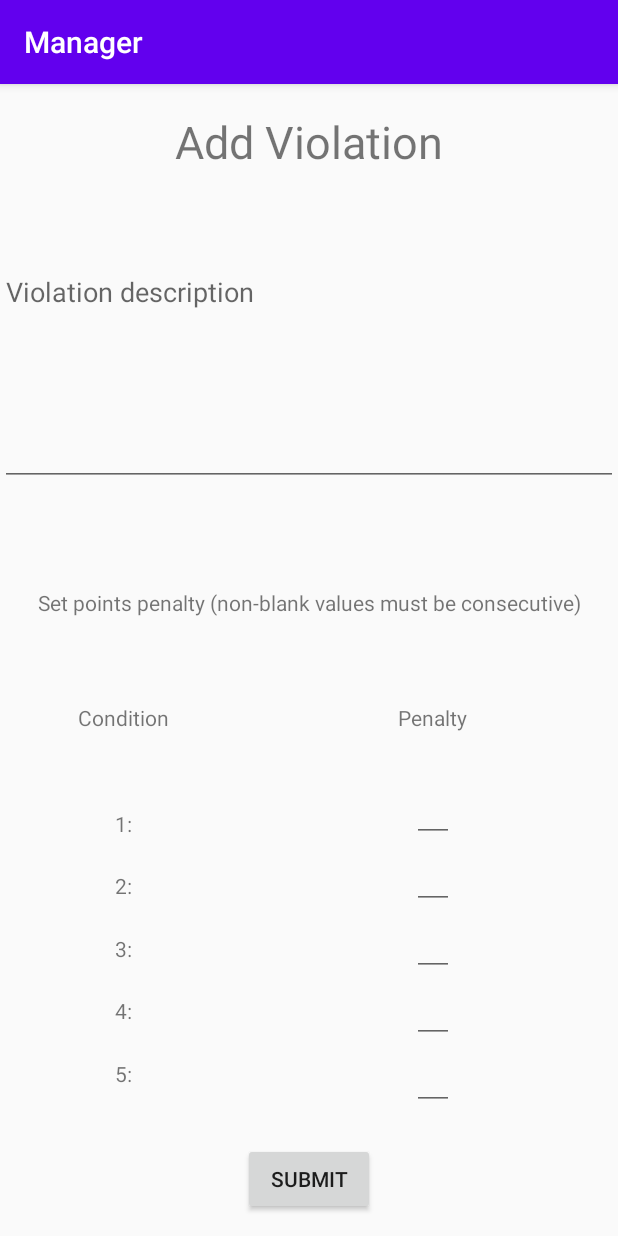
After one commit to matandoren/ABCEats, an Android app: the fragment AddViolationFragment placed in its activity, on a phone screen of 412 x 824 dp. The commit adds this screen. Run offline under Robolectric (Android 15) with nearby library versions, the phone set to English and light mode, and no system bars; our stand-ins replace Firebase (no records; nobody signed in at launch, a user with empty details on screens opened directly).

Commit message:
Matan's commit: Added Manager operation: Add violation. ALL MANAGER OPERATIONS ARE IMPLEMENTED

```diff
--- a/app/src/main/java/com/example/android2finalproject/activities/ManagerActivity.kt
+++ b/app/src/main/java/com/example/android2finalproject/activities/ManagerActivity.kt
@@ -8,11 +8,15 @@ import androidx.fragment.app.FragmentTransaction
 import com.example.android2finalproject.R
 import com.example.android2finalproject.fragments.InspectorsRecyclerFragment
 import com.example.android2finalproject.fragments.RestaurantRecyclerFragment
+import com.example.android2finalproject.fragments.ViolationCategoryRecyclerFragment
 import com.example.android2finalproject.fragments.main.MainFragment
+import com.example.android2finalproject.fragments.manager.AddViolationFragment
 import com.example.android2finalproject.fragments.manager.ManagerFragment
 import com.example.android2finalproject.model.Restaurant
+import com.example.android2finalproject.model.ViolationCategory
 import com.example.android2finalproject.recycler_view_adapters.InspectorsRecyclerViewAdapter
 import com.example.android2finalproject.recycler_view_adapters.RestaurantAdapter
+import com.example.android2finalproject.recycler_view_adapters.ViolationCategoryRecyclerAdapter
 
 class ManagerActivity : AppCompatActivity(), MainFragment.RestaurantRecyclerFragmentLauncher {
 
@@ -41,6 +45,16 @@ class ManagerActivity : AppCompatActivity(), MainFragment.RestaurantRecyclerFrag
         transaction.replace(R.id.manager_activity_fragment_container, MainFragment(this, listener)).addToBackStack("main_fragment").commit()
     }
 
+    fun loadViolationCategoryRecyclerFragment(listener: ViolationCategoryRecyclerAdapter.ItemClickListener? = null) {
+        val transaction = supportFragmentManager.beginTransaction()
+        transaction.replace(R.id.manager_activity_fragment_container, ViolationCategoryRecyclerFragment(listener)).addToBackStack("main_fragment").commit()
+    }
+
+    fun loadAddViolationFragment(pair: Pair<String, ViolationCategory>) {
+        val transaction = supportFragmentManager.beginTransaction()
+        transaction.replace(R.id.manager_activity_fragment_container, AddViolationFragment(pair)).addToBackStack("violation_categories_fragment").commit()
+    }
+
     override fun launchRestaurantRecyclerFragment(
         list: List<Pair<String, Restaurant>>,
         listener: RestaurantAdapter.ItemClickListener?
--- /dev/null
+++ b/app/src/main/java/com/example/android2finalproject/fragments/manager/AddViolationFragment.kt
@@ -0,0 +1,130 @@
+package com.example.android2finalproject.fragments.manager
+
+import android.os.Bundle
+import androidx.fragment.app.Fragment
+import android.view.LayoutInflater
+import android.view.View
+import android.view.ViewGroup
+import android.widget.Toast
+import androidx.fragment.app.FragmentManager
+
+import com.example.android2finalproject.R
+import com.example.android2finalproject.activities.ManagerActivity
+import com.example.android2finalproject.model.Violation
+import com.example.android2finalproject.model.ViolationCategory
+import com.google.firebase.database.FirebaseDatabase
+import kotlinx.android.synthetic.main.fragment_add_violation.view.*
+
+// TODO: Rename parameter arguments, choose names that match
+// the fragment initialization parameters, e.g. ARG_ITEM_NUMBER
+private const val ARG_PARAM1 = "param1"
+private const val ARG_PARAM2 = "param2"
+
+/**
+ * A simple [Fragment] subclass.
+ * Use the [AddViolationFragment.newInstance] factory method to
+ * create an instance of this fragment.
+ */
+class AddViolationFragment(private val key_and_violation_category: Pair<String, ViolationCategory>? = null) : Fragment() {
+    // TODO: Rename and change types of parameters
+    private var param1: String? = null
+    private var param2: String? = null
+
+    override fun onCreate(savedInstanceState: Bundle?) {
+        super.onCreate(savedInstanceState)
+        arguments?.let {
+            param1 = it.getString(ARG_PARAM1)
+            param2 = it.getString(ARG_PARAM2)
+        }
+    }
+
+    override fun onCreateView(
+        inflater: LayoutInflater, container: ViewGroup?,
+        savedInstanceState: Bundle?
+    ): View? {
+        // Inflate the layout for this fragment
+        val view =  inflater.inflate(R.layout.fragment_add_violation, container, false)
+
+        view.add_violation_submit_button.setOnClickListener {
+            if (view.add_violation_description_editText.text.toString().isEmpty())
+                Toast.makeText(context, "The description must not be empty", Toast.LENGTH_LONG).show()
+            else {
+                val pointsArray = intArrayOf(if (view.add_violation_c1_ET.text.toString().isEmpty()) 0 else view.add_violation_c1_ET.text.toString().toInt(),
+                    if (view.add_violation_c2_ET.text.toString().isEmpty()) 0 else view.add_violation_c2_ET.text.toString().toInt(),
+                    if (view.add_violation_c3_ET.text.toString().isEmpty()) 0 else view.add_violation_c3_ET.text.toString().toInt(),
+                    if (view.add_violation_c4_ET.text.toString().isEmpty()) 0 else view.add_violation_c4_ET.text.toString().toInt(),
+                    if (view.add_violation_c5_ET.text.toString().isEmpty()) 0 else view.add_violation_c5_ET.text.toString().toInt())
+
+                val result = evaluatePointsArray(pointsArray)
+                if (result.first == -1)
+                    Toast.makeText(context, "Non-blank/zero point penalties must be consecutive and there must be at least one", Toast.LENGTH_LONG).show()
+                else { // if we've gotten this far, it means that all the input is valid
+                    val mutableList = mutableListOf<Int>()
+                    for (i in pointsArray)
+                        if (i > 0)
+                            mutableList.add(i)
+                    val violation = Violation(view.add_violation_description_editText.text.toString(),
+                        result.first + 1,
+                        result.second,
+                        mutableList)
+
+                    // insert the violation to the database and update the appropriate violation category in the database
+                    val ref = FirebaseDatabase.getInstance().reference
+                    val key = ref.child("violations").push().key
+                    if (key != null) {
+                        ref.child("violations").child(key).setValue(violation)
+                        val violationCategory = key_and_violation_category?.second
+                        val violationCategoryKey = key_and_violation_category?.first
+                        if (violationCategory != null && violationCategoryKey != null) {
+                            violationCategory.violations_keys.add(key)
+                            ref.child("violation_categories")
+                                .child(violationCategoryKey)
+                                .setValue(violationCategory)
+
+                            Toast.makeText(context, "The violation was added successfully", Toast.LENGTH_LONG).show()
+                            val managerActivity = activity as ManagerActivity?
+                            activity?.supportFragmentManager?.popBackStack("main_fragment", FragmentManager.POP_BACK_STACK_INCLUSIVE)
+                        }
+                    }
+                }
+            }
+        }
+
+        return view
+    }
+
+    private fun evaluatePointsArray(pointsArray: IntArray) : Pair<Int, Int> { // returns -1 in the first value of the pair if the points array is invalid
+        var firstNonZeroIdx = 0
+        var lastNonZeroIdx = 4
+        while (firstNonZeroIdx < lastNonZeroIdx && pointsArray[firstNonZeroIdx] == 0) firstNonZeroIdx++
+        while (lastNonZeroIdx > firstNonZeroIdx && pointsArray[lastNonZeroIdx] == 0) lastNonZeroIdx--
+        val size = lastNonZeroIdx - firstNonZeroIdx + 1
+        if (pointsArray[firstNonZeroIdx] == 0) return Pair(-1, size) // there are no values greater than zero in the array
+        while (lastNonZeroIdx > firstNonZeroIdx)
+            if (pointsArray[lastNonZeroIdx] == 0)
+                return Pair(-1, size) // there non-zero values are not consecutive
+            else
+                lastNonZeroIdx--
+        return Pair(firstNonZeroIdx, size)
+    }
+
+    companion object {
+        /**
+         * Use this factory method to create a new instance of
+         * this fragment using the provided parameters.
+         *
+         * @param param1 Parameter 1.
+         * @param param2 Parameter 2.
+         * @return A new instance of fragment AddViolationFragment.
+         */
+        // TODO: Rename and change types and number of parameters
+        @JvmStatic
+        fun newInstance(param1: String, param2: String) =
+            AddViolationFragment().apply {
+                arguments = Bundle().apply {
+                    putString(ARG_PARAM1, param1)
+                    putString(ARG_PARAM2, param2)
+                }
+            }
+    }
+}
--- a/app/src/main/java/com/example/android2finalproject/fragments/manager/ManagerFragment.kt
+++ b/app/src/main/java/com/example/android2finalproject/fragments/manager/ManagerFragment.kt
@@ -18,6 +18,7 @@ import com.example.android2finalproject.model.UsernameToRole
 import com.example.android2finalproject.model.ViolationCategory
 import com.example.android2finalproject.recycler_view_adapters.InspectorsRecyclerViewAdapter
 import com.example.android2finalproject.recycler_view_adapters.RestaurantAdapter
+import com.example.android2finalproject.recycler_view_adapters.ViolationCategoryRecyclerAdapter
 import com.google.firebase.auth.FirebaseAuth
 import com.google.firebase.database.DataSnapshot
 import com.google.firebase.database.DatabaseError
@@ -62,6 +63,7 @@ class ManagerFragment : Fragment() {
         val addViolationCategory = view.findViewById<Button>(R.id.add_violation_category_fragment_manager_Button)
         addViolationCategory.setOnClickListener { addViolationCategory() }
         val addViolation = view.findViewById<Button>(R.id.add_violation_fragment_manager_Button)
+        addViolation.setOnClickListener { addViolation() }
         val assignInspector = view.findViewById<Button>(R.id.assign_inspector_fragment_manager_Button)
         assignInspector.setOnClickListener { assignInspector() }
         val removeInspector = view.findViewById<Button>(R.id.remove_inspector_fragment_manager_Button)
@@ -309,4 +311,13 @@ class ManagerFragment : Fragment() {
             }
         })
     }
+
+    private fun addViolation() {
+        val managerActivity = activity as ManagerActivity?
+        managerActivity!!.loadViolationCategoryRecyclerFragment(object : ViolationCategoryRecyclerAdapter.ItemClickListener {
+            override fun onItemClick(violation_category_clicked: Pair<String, ViolationCategory>) {
+                managerActivity.loadAddViolationFragment(violation_category_clicked)
+            }
+        })
+    }
 }
--- /dev/null
+++ b/app/src/main/res/layout/fragment_add_violation.xml
@@ -0,0 +1,314 @@
+<?xml version="1.0" encoding="utf-8"?>
+<androidx.constraintlayout.widget.ConstraintLayout
+    xmlns:android="http://schemas.android.com/apk/res/android"
+    xmlns:app="http://schemas.android.com/apk/res-auto"
+    xmlns:tools="http://schemas.android.com/tools"
+    android:layout_width="match_parent"
+    android:layout_height="match_parent"
+    tools:context=".fragments.manager.AddViolationFragment">
+
+    <androidx.constraintlayout.widget.Guideline
+        android:id="@+id/guideline_vertical_1"
+        android:layout_width="wrap_content"
+        android:layout_height="wrap_content"
+        android:orientation="vertical"
+        app:layout_constraintGuide_percent="0.1" />
+
+    <androidx.constraintlayout.widget.Guideline
+        android:id="@+id/guideline_vertical_2"
+        android:layout_width="wrap_content"
+        android:layout_height="wrap_content"
+        android:orientation="vertical"
+        app:layout_constraintGuide_percent="0.2" />
+
+    <androidx.constraintlayout.widget.Guideline
+        android:id="@+id/guideline_vertical_3"
+        android:layout_width="wrap_content"
+        android:layout_height="wrap_content"
+        android:orientation="vertical"
+        app:layout_constraintGuide_percent="0.3" />
+
+    <androidx.constraintlayout.widget.Guideline
+        android:id="@+id/guideline_vertical_4"
+        android:layout_width="wrap_content"
+        android:layout_height="wrap_content"
+        android:orientation="vertical"
+        app:layout_constraintGuide_percent="0.4" />
+
+    <androidx.constraintlayout.widget.Guideline
+        android:id="@+id/guideline_vertical_5"
+        android:layout_width="wrap_content"
+        android:layout_height="wrap_content"
+        android:orientation="vertical"
+        app:layout_constraintGuide_percent="0.5" />
+
+    <androidx.constraintlayout.widget.Guideline
+        android:id="@+id/guideline_vertical_6"
+        android:layout_width="wrap_content"
+        android:layout_height="wrap_content"
+        android:orientation="vertical"
+        app:layout_constraintGuide_percent="0.6" />
+
+    <androidx.constraintlayout.widget.Guideline
+        android:id="@+id/guideline_vertical_7"
+        android:layout_width="wrap_content"
+        android:layout_height="wrap_content"
+        android:orientation="vertical"
+        app:layout_constraintGuide_percent="0.7" />
+
+    <androidx.constraintlayout.widget.Guideline
+        android:id="@+id/guideline_vertical_8"
+        android:layout_width="wrap_content"
+        android:layout_height="wrap_content"
+        android:orientation="vertical"
+        app:layout_constraintGuide_percent="0.8" />
+
+    <androidx.constraintlayout.widget.Guideline
+        android:id="@+id/guideline_vertical_9"
+        android:layout_width="wrap_content"
+        android:layout_height="wrap_content"
+        android:orientation="vertical"
+        app:layout_constraintGuide_percent="0.9" />
+
+    <androidx.constraintlayout.widget.Guideline
+        android:id="@+id/guideline_horizontal_1"
+        android:layout_width="wrap_content"
+        android:layout_height="wrap_content"
+        android:orientation="horizontal"
+        app:layout_constraintGuide_percent="0.1" />
+
+    <androidx.constraintlayout.widget.Guideline
+        android:id="@+id/guideline_horizontal_2"
+        android:layout_width="wrap_content"
+        android:layout_height="wrap_content"
+        android:orientation="horizontal"
+        app:layout_constraintGuide_percent="0.2" />
+
+    <androidx.constraintlayout.widget.Guideline
+        android:id="@+id/guideline_horizontal_3"
+        android:layout_width="wrap_content"
+        android:layout_height="wrap_content"
+        android:orientation="horizontal"
+        app:layout_constraintGuide_percent="0.3" />
+
+    <androidx.constraintlayout.widget.Guideline
+        android:id="@+id/guideline_horizontal_4"
+        android:layout_width="wrap_content"
+        android:layout_height="wrap_content"
+        android:orientation="horizontal"
+        app:layout_constraintGuide_percent="0.4" />
+
+    <androidx.constraintlayout.widget.Guideline
+        android:id="@+id/guideline_horizontal_5"
+        android:layout_width="wrap_content"
+        android:layout_height="wrap_content"
+        android:orientation="horizontal"
+        app:layout_constraintGuide_percent="0.5" />
+
+    <androidx.constraintlayout.widget.Guideline
+        android:id="@+id/guideline_horizontal_6"
+        android:layout_width="wrap_content"
+        android:layout_height="wrap_content"
+        android:orientation="horizontal"
+        app:layout_constraintGuide_percent="0.6" />
+
+    <androidx.constraintlayout.widget.Guideline
+        android:id="@+id/guideline_horizontal_7"
+        android:layout_width="wrap_content"
+        android:layout_height="wrap_content"
+        android:orientation="horizontal"
+        app:layout_constraintGuide_percent="0.7" />
+
+    <androidx.constraintlayout.widget.Guideline
+        android:id="@+id/guideline_horizontal_8"
+        android:layout_width="wrap_content"
+        android:layout_height="wrap_content"
+        android:orientation="horizontal"
+        app:layout_constraintGuide_percent="0.8" />
+
+    <androidx.constraintlayout.widget.Guideline
+        android:id="@+id/guideline_horizontal_9"
+        android:layout_width="wrap_content"
+        android:layout_height="wrap_content"
+        android:orientation="horizontal"
+        app:layout_constraintGuide_percent="0.9" />
+
+    <EditText
+        android:id="@+id/add_violation_description_editText"
+        android:layout_width="match_parent"
+        android:layout_height="wrap_content"
+        android:gravity="top|start"
+        android:hint="Violation description"
+        android:inputType="textMultiLine"
+        android:lines="8"
+        android:maxLines="12"
+        android:minLines="6"
+        android:scrollbars="vertical"
+        app:layout_constraintBottom_toTopOf="@+id/guideline_horizontal_4"
+        app:layout_constraintEnd_toEndOf="parent"
+        app:layout_constraintStart_toStartOf="parent"
+        app:layout_constraintTop_toTopOf="@+id/guideline_horizontal_1" />
+
+    <TextView
+        android:id="@+id/add_violation_title_TV"
+        android:layout_width="wrap_content"
+        android:layout_height="wrap_content"
+        android:text="Add Violation"
+        android:textSize="30sp"
+        app:layout_constraintBottom_toTopOf="@+id/guideline_horizontal_1"
+        app:layout_constraintEnd_toEndOf="parent"
+        app:layout_constraintStart_toStartOf="parent"
+        app:layout_constraintTop_toTopOf="parent" />
+
+    <Button
+        android:id="@+id/add_violation_submit_button"
+        android:layout_width="wrap_content"
+        android:layout_height="wrap_content"
+        android:text="Submit"
+        app:layout_constraintBottom_toBottomOf="parent"
+        app:layout_constraintEnd_toEndOf="parent"
+        app:layout_constraintStart_toStartOf="parent"
+        app:layout_constraintTop_toTopOf="@+id/guideline_horizontal_9" />
+
+    <TextView
+        android:id="@+id/add_violation_instructions_textView"
+        android:layout_width="wrap_content"
+        android:layout_height="wrap_content"
+        android:text="Set points penalty (non-blank values must be consecutive)"
+        app:layout_constraintBottom_toTopOf="@+id/guideline_horizontal_5"
+        app:layout_constraintEnd_toEndOf="parent"
+        app:layout_constraintStart_toStartOf="parent"
+        app:layout_constraintTop_toTopOf="@+id/guideline_horizontal_4" />
+
+    <TextView
+        android:id="@+id/add_violation_condition_title_TV"
+        android:layout_width="wrap_content"
+        android:layout_height="wrap_content"
+        android:text="Condition"
+        app:layout_constraintBottom_toTopOf="@+id/guideline_horizontal_6"
+        app:layout_constraintEnd_toStartOf="@+id/guideline_vertical_3"
+        app:layout_constraintStart_toStartOf="@+id/guideline_vertical_1"
+        app:layout_constraintTop_toTopOf="@+id/guideline_horizontal_5" />
+
+    <TextView
+        android:id="@+id/add_violation_penalty_title_TV"
+        android:layout_width="wrap_content"
+        android:layout_height="wrap_content"
+        android:text="Penalty"
+        app:layout_constraintBottom_toTopOf="@+id/guideline_horizontal_6"
+        app:layout_constraintEnd_toStartOf="@+id/guideline_vertical_8"
+        app:layout_constraintStart_toStartOf="@+id/guideline_vertical_6"
+        app:layout_constraintTop_toTopOf="@+id/guideline_horizontal_5" />
+
+    <TextView
+        android:id="@+id/add_violation_c1_TV"
+        android:layout_width="wrap_content"
+        android:layout_height="wrap_content"
+        android:text="1:"
+        app:layout_constraintBottom_toTopOf="@+id/add_violation_c2_TV"
+        app:layout_constraintEnd_toStartOf="@+id/guideline_vertical_3"
+        app:layout_constraintStart_toStartOf="@+id/guideline_vertical_1"
+        app:layout_constraintTop_toTopOf="@+id/guideline_horizontal_6" />
+
+    <TextView
+        android:id="@+id/add_violation_c2_TV"
+        android:layout_width="wrap_content"
+        android:layout_height="wrap_content"
+        android:text="2:"
+        app:layout_constraintBottom_toTopOf="@+id/add_violation_c3_TV"
+        app:layout_constraintEnd_toStartOf="@+id/guideline_vertical_3"
+        app:layout_constraintStart_toStartOf="@+id/guideline_vertical_1"
+        app:layout_constraintTop_toBottomOf="@+id/add_violation_c1_TV" />
+
+    <TextView
+        android:id="@+id/add_violation_c3_TV"
+        android:layout_width="wrap_content"
+        android:layout_height="wrap_content"
+        android:text="3:"
+        app:layout_constraintBottom_toTopOf="@+id/add_violation_c4_TV"
+        app:layout_constraintEnd_toStartOf="@+id/guideline_vertical_3"
+        app:layout_constraintStart_toStartOf="@+id/guideline_vertical_1"
+        app:layout_constraintTop_toBottomOf="@+id/add_violation_c2_TV" />
+
+    <TextView
+        android:id="@+id/add_violation_c4_TV"
+        android:layout_width="wrap_content"
+        android:layout_height="wrap_content"
+        android:text="4:"
+        app:layout_constraintBottom_toTopOf="@+id/add_violation_c5_TV"
+        app:layout_constraintEnd_toStartOf="@+id/guideline_vertical_3"
+        app:layout_constraintStart_toStartOf="@+id/guideline_vertical_1"
+        app:layout_constraintTop_toBottomOf="@+id/add_violation_c3_TV" />
+
+    <TextView
+        android:id="@+id/add_violation_c5_TV"
+        android:layout_width="wrap_content"
+        android:layout_height="wrap_content"
+        android:text="5:"
+        app:layout_constraintBottom_toTopOf="@+id/guideline_horizontal_9"
+        app:layout_constraintEnd_toStartOf="@+id/guideline_vertical_3"
+        app:layout_constraintStart_toStartOf="@+id/guideline_vertical_1"
+        app:layout_constraintTop_toBottomOf="@+id/add_violation_c4_TV" />
+
+    <EditText
+        android:id="@+id/add_violation_c1_ET"
+        android:layout_width="wrap_content"
+        android:layout_height="wrap_content"
+        android:ems="2"
+        android:inputType="number"
+        android:textSize="12sp"
+        app:layout_constraintBottom_toTopOf="@+id/add_violation_c2_ET"
+        app:layout_constraintEnd_toStartOf="@+id/guideline_vertical_8"
+        app:layout_constraintStart_toStartOf="@+id/guideline_vertical_6"
+        app:layout_constraintTop_toTopOf="@+id/guideline_horizontal_6" />
+
+    <EditText
+        android:id="@+id/add_violation_c2_ET"
+        android:layout_width="wrap_content"
+        android:layout_height="wrap_content"
+        android:ems="2"
+        android:inputType="number"
+        android:textSize="12sp"
+        app:layout_constraintBottom_toTopOf="@+id/add_violation_c3_ET"
+        app:layout_constraintEnd_toStartOf="@+id/guideline_vertical_8"
+        app:layout_constraintStart_toStartOf="@+id/guideline_vertical_6"
+        app:layout_constraintTop_toBottomOf="@+id/add_violation_c1_ET" />
+
+    <EditText
+        android:id="@+id/add_violation_c3_ET"
+        android:layout_width="wrap_content"
+        android:layout_height="wrap_content"
+        android:ems="2"
+        android:inputType="number"
+        android:textSize="12sp"
+        app:layout_constraintBottom_toTopOf="@+id/add_violation_c4_ET"
+        app:layout_constraintEnd_toStartOf="@+id/guideline_vertical_8"
+        app:layout_constraintStart_toStartOf="@+id/guideline_vertical_6"
+        app:layout_constraintTop_toBottomOf="@+id/add_violation_c2_ET" />
+
+    <EditText
+        android:id="@+id/add_violation_c4_ET"
+        android:layout_width="wrap_content"
+        android:layout_height="wrap_content"
+        android:ems="2"
+        android:inputType="number"
+        android:textSize="12sp"
+        app:layout_constraintBottom_toTopOf="@+id/add_violation_c5_ET"
+        app:layout_constraintEnd_toStartOf="@+id/guideline_vertical_8"
+        app:layout_constraintStart_toStartOf="@+id/guideline_vertical_6"
+        app:layout_constraintTop_toBottomOf="@+id/add_violation_c3_ET" />
+
+    <EditText
+        android:id="@+id/add_violation_c5_ET"
+        android:layout_width="wrap_content"
+        android:layout_height="wrap_content"
+        android:ems="2"
+        android:inputType="number"
+        android:textSize="12sp"
+        app:layout_constraintBottom_toTopOf="@+id/guideline_horizontal_9"
+        app:layout_constraintEnd_toStartOf="@+id/guideline_vertical_8"
+        app:layout_constraintStart_toStartOf="@+id/guideline_vertical_6"
+        app:layout_constraintTop_toBottomOf="@+id/add_violation_c4_ET" />
+
+
+</androidx.constraintlayout.widget.ConstraintLayout>
```
